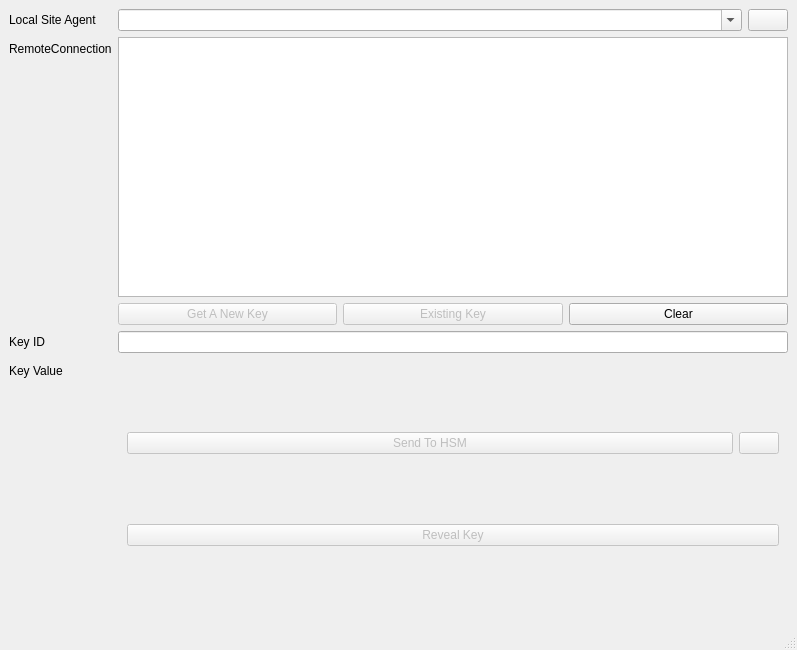
Before: the Qt Designer form src/UI/KeyViewer/KeyViewer.ui in Open-QKD-Network/cqptoolkit, drawn with Qt 5.
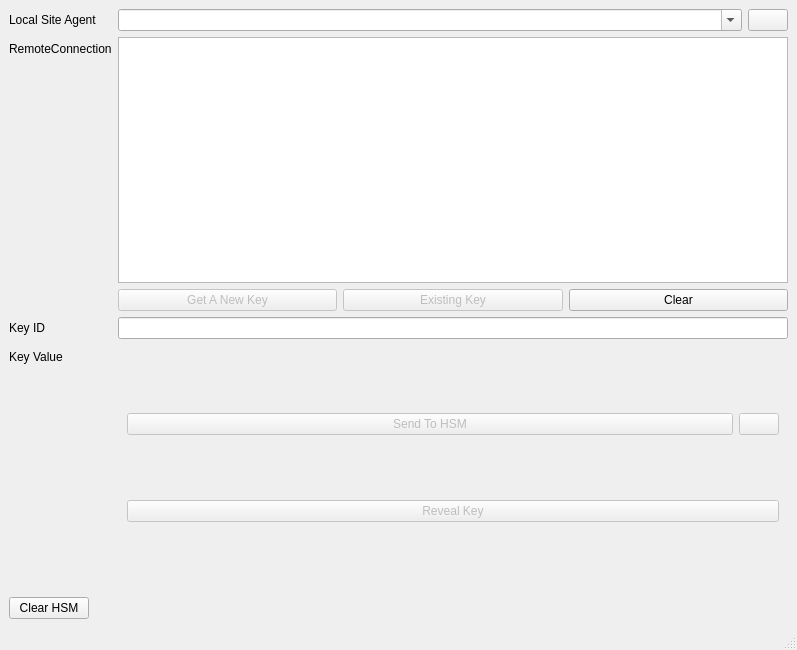
After: the same form once the commit is applied. Icons and pictures are not drawn.

Commit message: Added clear HSM to key viewer

```diff
--- a/src/UI/KeyViewer/KeyViewer.ui
+++ b/src/UI/KeyViewer/KeyViewer.ui
@@ -219,6 +219,17 @@
       </widget>
      </widget>
     </item>
+    <item row="12" column="0">
+     <widget class="QPushButton" name="clearHSM">
+      <property name="text">
+       <string>Clear HSM</string>
+      </property>
+      <property name="icon">
+       <iconset theme="edit-clear">
+        <normaloff>.</normaloff>.</iconset>
+      </property>
+     </widget>
+    </item>
    </layout>
   </widget>
   <widget class="QMenuBar" name="menubar">
```
Left out of the diff: 3 changed lines with no effect on the pictures. The commit also changes 5 other files.
